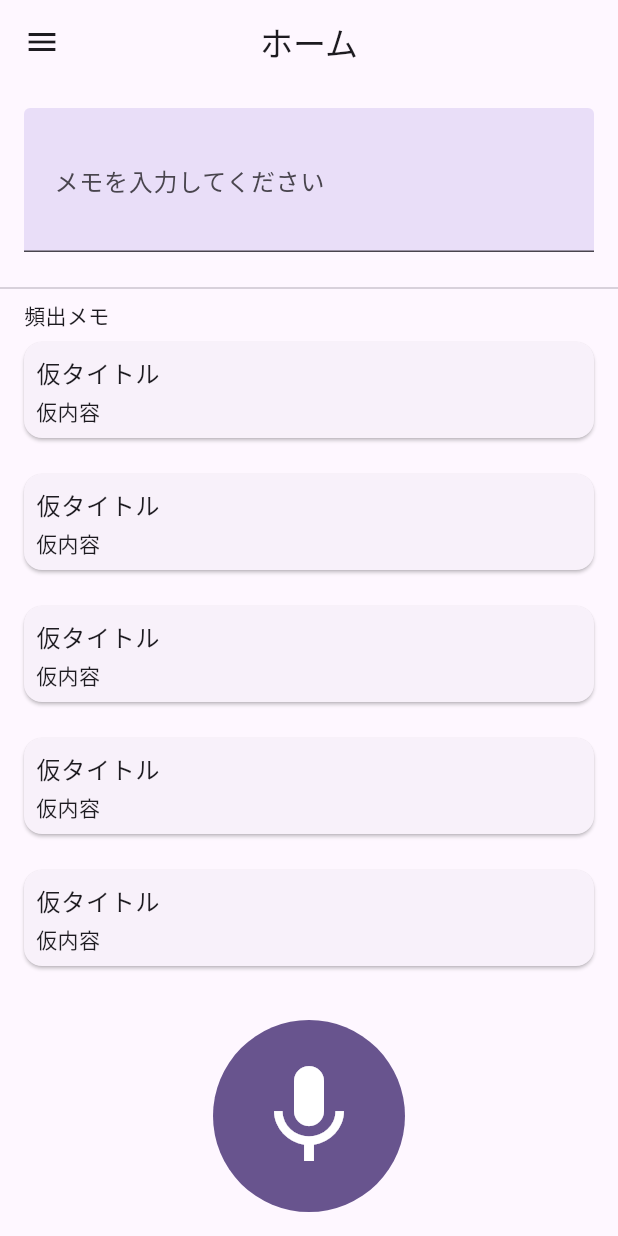
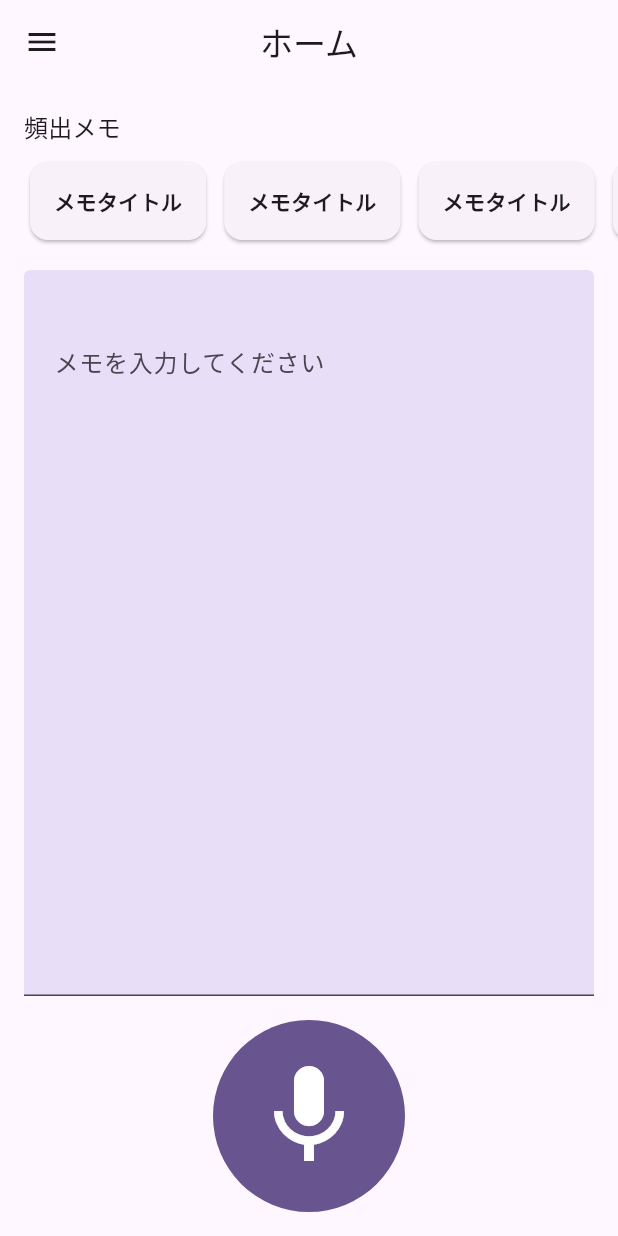
Before and after one commit to HACK-U-2025-2/HACKU, a Flutter app: the screen it shows after launch, on a phone screen of 412 x 824 dp. Run offline on Flutter 3.47's test engine with Material 3 defaults, Android fonts, the phone set to English and light mode, and no system bars; our stand-ins replace flutter_hooks, freezed_annotation, hooks_riverpod.

Commit message:
feat: ミニメモカードを追加し、ホームページのレイアウトを改善

```diff
--- a/frontend/lib/pages/home_page.dart
+++ b/frontend/lib/pages/home_page.dart
@@ -1,7 +1,7 @@
 import 'package:flutter/material.dart';
 import 'package:frontend/widgets/home_drawer.dart';
-import 'package:frontend/widgets/memo_card.dart';
 import 'package:frontend/widgets/memo_text_field.dart';
+import 'package:frontend/widgets/mini_memo_card.dart';
 import 'package:frontend/widgets/record_button.dart';
 
 class HomePage extends StatelessWidget {
@@ -24,17 +24,15 @@ class HomePage extends StatelessWidget {
         child: const SafeArea(
           child: Column(
             children: [
-              Padding(padding: EdgeInsets.all(16), child: MemoTextField()),
-              Divider(),
-              Padding(
-                padding: EdgeInsets.only(left: 16),
-                child: Align(
-                  alignment: Alignment.centerLeft,
-                  child: Text('頻出メモ'),
+              _MemoListHeaderLabel(),
+              SizedBox(height: 8),
+              SizedBox(height: 60, child: _MemoHorizontalListView()),
+              Expanded(
+                child: Padding(
+                  padding: EdgeInsets.all(16),
+                  child: MemoTextField(),
                 ),
               ),
-              Expanded(child: _MemoListView()),
-              SizedBox(height: 16),
               RecordButton(),
               SizedBox(height: 16),
             ],
@@ -45,16 +43,33 @@ class HomePage extends StatelessWidget {
   }
 }
 
-class _MemoListView extends StatelessWidget {
-  const _MemoListView();
+class _MemoListHeaderLabel extends StatelessWidget {
+  const _MemoListHeaderLabel();
+
+  @override
+  Widget build(BuildContext context) {
+    return Padding(
+      padding: const EdgeInsets.only(left: 16, top: 16),
+      child: Align(
+        alignment: Alignment.centerLeft,
+        child: Text('頻出メモ', style: Theme.of(context).textTheme.titleMedium),
+      ),
+    );
+  }
+}
+
+class _MemoHorizontalListView extends StatelessWidget {
+  const _MemoHorizontalListView();
 
   @override
   Widget build(BuildContext context) {
     return ListView.separated(
+      padding: const EdgeInsets.symmetric(horizontal: 16),
+      scrollDirection: Axis.horizontal,
       itemCount: 10,
-      separatorBuilder: (context, index) => const SizedBox(height: 8),
+      separatorBuilder: (context, index) => const SizedBox(width: 4),
       itemBuilder: (context, index) {
-        return const MemoCard();
+        return const MiniMemoCard();
       },
     );
   }
--- a/frontend/lib/widgets/memo_text_field.dart
+++ b/frontend/lib/widgets/memo_text_field.dart
@@ -27,7 +27,7 @@ class MemoTextField extends HookWidget {
         keyboardType: TextInputType.multiline,
         textInputAction: TextInputAction.newline,
         maxLines: null,
-        minLines: 1,
+        expands: true,
         validator: (value) {
           if (value == null || value.trim().isEmpty) {
             return '空のメモは作成できません';
@@ -36,6 +36,7 @@ class MemoTextField extends HookWidget {
         },
         decoration: InputDecoration(
           labelText: 'メモを入力してください',
+          alignLabelWithHint: true,
           filled: true,
           fillColor: colorScheme.secondaryContainer,
           contentPadding: const EdgeInsets.all(16),
--- /dev/null
+++ b/frontend/lib/widgets/mini_memo_card.dart
@@ -0,0 +1,24 @@
+import 'package:flutter/material.dart';
+
+class MiniMemoCard extends StatelessWidget {
+  const MiniMemoCard({super.key});
+
+  @override
+  Widget build(BuildContext context) {
+    return Card(
+      child: InkWell(
+        onTap: () {},
+        borderRadius: BorderRadius.circular(10),
+        child: const Padding(
+          padding: EdgeInsets.all(16),
+          child: Center(
+            child: Text(
+              'メモタイトル',
+              style: TextStyle(fontWeight: FontWeight.bold),
+            ),
+          ),
+        ),
+      ),
+    );
+  }
+}
```
